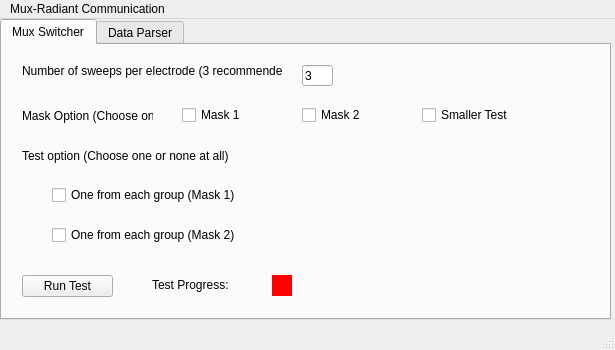
This is main/ui/muxWindow.ui in pond-fssw/muxSwitcher as Qt 5 draws it before an edit. The edited form follows.
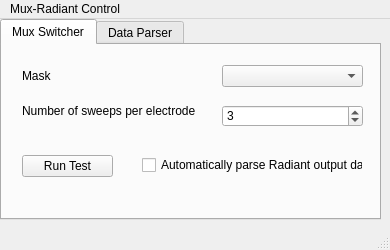
This is the edited form. The open tabs and pages were chosen to show the change.

Commit message: new main gui, ready for test

The edit to the form file:
```diff
--- a/main/ui/muxWindow.ui
+++ b/main/ui/muxWindow.ui
@@ -6,20 +6,20 @@
    <rect>
     <x>0</x>
     <y>0</y>
-    <width>615</width>
-    <height>350</height>
+    <width>390</width>
+    <height>250</height>
    </rect>
   </property>
   <property name="minimumSize">
    <size>
-    <width>615</width>
+    <width>390</width>
     <height>250</height>
    </size>
   </property>
   <property name="maximumSize">
    <size>
-    <width>615</width>
-    <height>350</height>
+    <width>390</width>
+    <height>250</height>
    </size>
   </property>
   <property name="windowTitle">
@@ -31,8 +31,8 @@
      <rect>
       <x>0</x>
       <y>0</y>
-      <width>611</width>
-      <height>301</height>
+      <width>381</width>
+      <height>201</height>
      </rect>
     </property>
     <property name="currentIndex">
@@ -42,67 +42,24 @@
      <attribute name="title">
       <string>Mux Switcher</string>
      </attribute>
-     <widget class="QLineEdit" name="numSweeps">
-      <property name="geometry">
-       <rect>
-        <x>300</x>
-        <y>20</y>
-        <width>31</width>
-        <height>21</height>
-       </rect>
-      </property>
-      <property name="text">
-       <string>3</string>
-      </property>
-     </widget>
      <widget class="QLabel" name="label">
       <property name="geometry">
        <rect>
         <x>20</x>
-        <y>10</y>
+        <y>50</y>
         <width>261</width>
         <height>31</height>
        </rect>
       </property>
       <property name="text">
-       <string>Number of sweeps per electrode (3 recommended)</string>
-      </property>
-     </widget>
-     <widget class="QLabel" name="testDone">
-      <property name="geometry">
-       <rect>
-        <x>270</x>
-        <y>230</y>
-        <width>20</width>
-        <height>21</height>
-       </rect>
-      </property>
-      <property name="styleSheet">
-       <string notr="true">background-color: red
-</string>
-      </property>
-      <property name="text">
-       <string/>
-      </property>
-     </widget>
-     <widget class="QLabel" name="label_2">
-      <property name="geometry">
-       <rect>
-        <x>150</x>
-        <y>230</y>
-        <width>101</width>
-        <height>20</height>
-       </rect>
-      </property>
-      <property name="text">
-       <string>Test Progress:</string>
+       <string>Number of sweeps per electrode</string>
       </property>
      </widget>
      <widget class="QPushButton" name="pushRun">
       <property name="geometry">
        <rect>
         <x>20</x>
-        <y>230</y>
+        <y>110</y>
         <width>91</width>
         <height>22</height>
        </rect>
@@ -115,91 +72,67 @@
       <property name="geometry">
        <rect>
         <x>20</x>
-        <y>60</y>
+        <y>20</y>
         <width>131</width>
         <height>21</height>
        </rect>
       </property>
       <property name="text">
-       <string>Mask Option (Choose one)</string>
+       <string>Mask</string>
       </property>
      </widget>
-     <widget class="QCheckBox" name="checkBox">
-      <property name="geometry">
-       <rect>
-        <x>180</x>
-        <y>60</y>
-        <width>72</width>
-        <height>20</height>
-       </rect>
-      </property>
-      <property name="text">
-       <string>Mask 1</string>
-      </property>
-     </widget>
-     <widget class="QCheckBox" name="checkBox_2">
-      <property name="geometry">
-       <rect>
-        <x>300</x>
-        <y>60</y>
-        <width>72</width>
-        <height>20</height>
-       </rect>
-      </property>
-      <property name="text">
-       <string>Mask 2</string>
-      </property>
-     </widget>
-     <widget class="QCheckBox" name="checkBox_3">
-      <property name="geometry">
-       <rect>
-        <x>420</x>
-        <y>60</y>
-        <width>91</width>
-        <height>20</height>
-       </rect>
-      </property>
-      <property name="text">
-       <string>Smaller Test</string>
-      </property>
-     </widget>
-     <widget class="QLabel" name="label_12">
+     <widget class="QLabel" name="switchNotice">
       <property name="geometry">
        <rect>
         <x>20</x>
-        <y>100</y>
-        <width>301</width>
-        <height>21</height>
+        <y>210</y>
+        <width>71</width>
+        <height>16</height>
        </rect>
       </property>
       <property name="text">
-       <string>Test option (Choose one or none at all)</string>
+       <string/>
       </property>
      </widget>
-     <widget class="QCheckBox" name="checkBox_6">
+     <widget class="QComboBox" name="maskOptionSwitcher">
       <property name="geometry">
        <rect>
-        <x>50</x>
-        <y>140</y>
-        <width>381</width>
+        <x>220</x>
+        <y>20</y>
+        <width>141</width>
+        <height>22</height>
+       </rect>
+      </property>
+      <item>
+       <property name="text">
+        <string/>
+       </property>
+      </item>
+     </widget>
+     <widget class="QCheckBox" name="automaticallyParse">
+      <property name="geometry">
+       <rect>
+        <x>140</x>
+        <y>110</y>
+        <width>221</width>
         <height>20</height>
        </rect>
       </property>
       <property name="text">
-       <string>One from each group (Mask 1)</string>
+       <string>Automatically parse Radiant output data</string>
       </property>
      </widget>
-     <widget class="QCheckBox" name="checkBox_7">
+     <widget class="QSpinBox" name="numSweeps">
       <property name="geometry">
        <rect>
-        <x>50</x>
-        <y>180</y>
-        <width>381</width>
-        <height>20</height>
+        <x>220</x>
+        <y>60</y>
+        <width>141</width>
+        <height>22</height>
        </rect>
       </property>
-      <property name="text">
-       <string>One from each group (Mask 2)</string>
+      <property name="value">
+       <number>3</number>
       </property>
      </widget>
     </widget>
@@ -393,6 +326,60 @@
        <string>Run Data Parser</string>
       </property>
      </widget>
+     <widget class="QLabel" name="parserNotice">
+      <property name="geometry">
+       <rect>
+        <x>10</x>
+        <y>200</y>
+        <width>71</width>
+        <height>16</height>
+       </rect>
+      </property>
+      <property name="text">
+       <string/>
+      </property>
+     </widget>
+     <widget class="QComboBox" name="maskOptionParser">
+      <property name="geometry">
+       <rect>
+        <x>230</x>
+        <y>20</y>
+        <width>131</width>
+        <height>22</height>
+       </rect>
+      </property>
+      <item>
+       <property name="text">
+        <string/>
+       </property>
+      </item>
+     </widget>
+     <widget class="QLabel" name="label_2">
+      <property name="geometry">
+       <rect>
+        <x>10</x>
+        <y>50</y>
+        <width>191</width>
+        <height>31</height>
+       </rect>
+      </property>
+      <property name="text">
+       <string>Number of sweeps per electrode</string>
+      </property>
+     </widget>
+     <widget class="QSpinBox" name="numSweeps_parser">
+      <property name="geometry">
+       <rect>
+        <x>230</x>
+        <y>60</y>
+        <width>131</width>
+        <height>22</height>
+       </rect>
+      </property>
+      <property name="value">
+       <number>3</number>
+      </property>
+     </widget>
     </widget>
    </widget>
   </widget>
@@ -401,13 +388,13 @@
     <rect>
      <x>0</x>
      <y>0</y>
-     <width>615</width>
+     <width>390</width>
      <height>21</height>
     </rect>
    </property>
    <widget class="QMenu" name="menuRun_Test">
     <property name="title">
-     <string>Mux-Radiant Communication</string>
+     <string>Mux-Radiant Control</string>
     </property>
    </widget>
    <addaction name="menuRun_Test"/>
```
Left out of the diff: 83 changed lines with no effect on the pictures. The commit also changes 32 other files.
